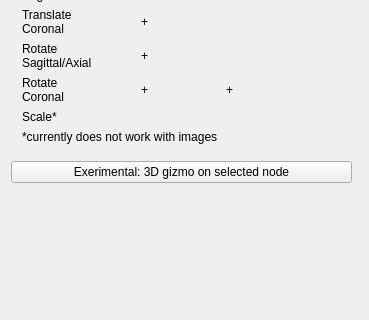
Before: the Qt Designer form Plugins/org.mitk.gui.qt.geometrytools/src/internal/QmitkGeometryToolsViewControls.ui in MITK/MITK, drawn with Qt 5; both pictures show x 0 to 369 and y 599 to 919 of the 369 by 919 pixel window.
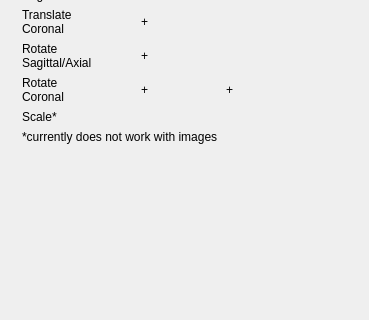
After: the same form once the commit is applied. Icons and pictures are not drawn.

Patch:
```diff
--- a/Plugins/org.mitk.gui.qt.geometrytools/src/internal/QmitkGeometryToolsViewControls.ui
+++ b/Plugins/org.mitk.gui.qt.geometrytools/src/internal/QmitkGeometryToolsViewControls.ui
@@ -130,7 +130,7 @@
      </property>
     </widget>
    </item>
-   <item row="18" column="0">
+   <item row="17" column="0">
     <spacer name="verticalSpacer">
      <property name="orientation">
       <enum>Qt::Vertical</enum>
@@ -562,16 +562,6 @@
      </layout>
     </widget>
    </item>
-   <item row="17" column="0">
-    <widget class="QPushButton" name="m_GizmoButton">
-     <property name="text">
-      <string>Exerimental: 3D gizmo on selected node</string>
-     </property>
-     <property name="checkable">
-      <bool>true</bool>
-     </property>
-    </widget>
-   </item>
   </layout>
  </widget>
  <layoutdefault spacing="6" margin="11"/>
```
